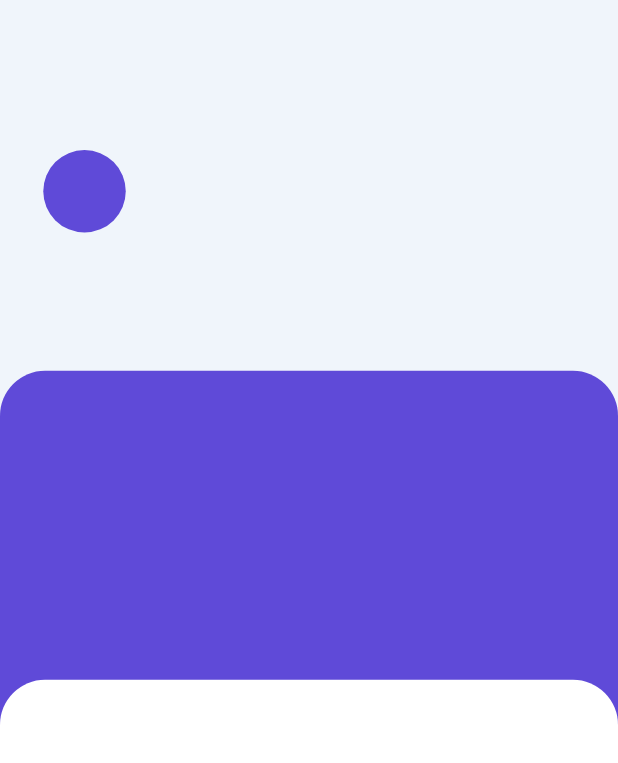
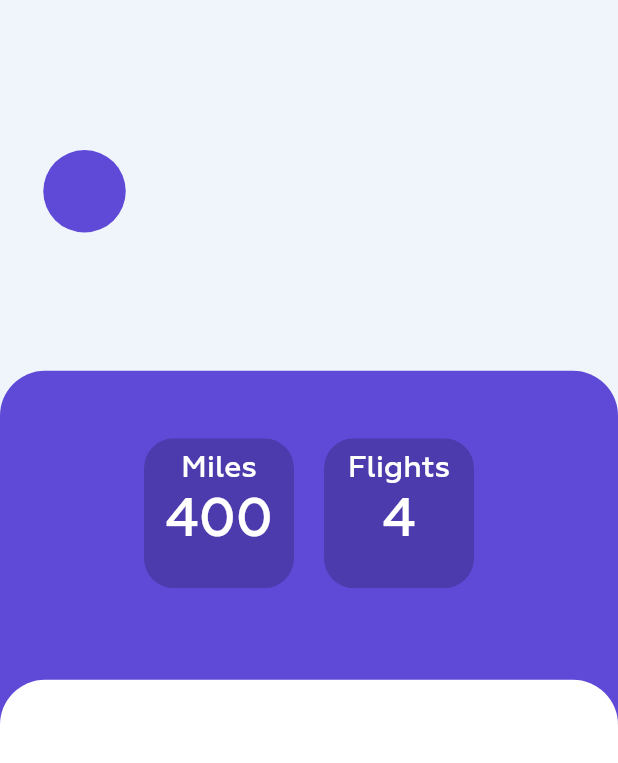
Before and after one commit to alx-alexpark/TAMUHACK2022, a Flutter app: the DashboardScreen screen opened directly, on a phone screen of 412 x 824 dp. Shown: the top 763 px of the screen. Run offline on Flutter 3.47's test engine with Material 2 defaults, Android fonts, the light colour scheme and no system bars; our stand-ins replace cloud_firestore, firebase_auth, firebase_core, flutter_calendar_carousel, google_maps_flutter, sliding_up_panel; missing offline and left inert: bottom_bar; accounts and stored records are empty; project files that could hold a hidden picture were left out.

Commit message:
Start on dashboard

```diff
--- a/lib/pages/dashboard.dart
+++ b/lib/pages/dashboard.dart
@@ -59,6 +59,7 @@ class DashboardScreen extends StatelessWidget {
                           Container(
                             width: size.width,
                             height: size.height * 0.8,
+                            alignment: Alignment.topCenter,
                             decoration: BoxDecoration(
                               color: Color(0xFF5F4AD8),
                               borderRadius: BorderRadius.only(
@@ -66,6 +67,72 @@ class DashboardScreen extends StatelessWidget {
                                 topRight: Radius.circular(30),
                               ),
                             ),
+                            child: Padding(
+                              padding: const EdgeInsets.only(top: 45),
+                              child: Row(
+                                mainAxisAlignment: MainAxisAlignment.center,
+                                crossAxisAlignment: CrossAxisAlignment.center,
+                                children: [
+                                  ClipRRect(
+                                    borderRadius: BorderRadius.all(Radius.circular(20)),
+                                    child: Container(
+                                      color: Color(0xFF4C3BAD),
+                                      height: 100,
+                                      width: 100,
+                                      child: Padding(
+                                        padding: const EdgeInsets.all(8.0),
+                                        child: Column(
+                                          children: [
+                                            Text(
+                                              "Miles",
+                                              style: TextStyle(
+                                                fontSize: 20,
+                                                color: Color(0xFFFFFFFF)
+                                              ),
+                                            ),
+                                            Text("400",
+                                              style: TextStyle(
+                                                fontSize: 35,
+                                                color: Color(0xFFFFFFFF)
+                                              )
+                                            )
+                                          ],
+                                        ),
+                                      )
+                                    ),
+                                  ),
+                                  SizedBox(width:20),
+                                  ClipRRect(
+                                    borderRadius: BorderRadius.all(Radius.circular(20)),
+                                    child: Container(
+                                      color: Color(0xFF4C3BAD),
+                                      height: 100,
+                                      width: 100,
+                                      child: Padding(
+                                        padding: const EdgeInsets.all(8.0),
+                                        child: Column(
+                                          children: [
+                                            Text(
+                                              "Flights",
+                                              style: TextStyle(
+                                                fontSize: 20,
+                                                color: Color(0xFFFFFFFF)
+                                              ),
+                                            ),
+                                            Text("4",
+                                              style: TextStyle(
+                                                fontSize: 35,
+                                                color: Color(0xFFFFFFFF)
+                                              )
+                                            )
+                                          ],
+                                        ),
+                                      )
+                                    ),
+                                  )
+                                ],
+                              ),
+                            )
                           ),
                           Positioned(
                             bottom: 0,
```
Also changed, not shown: lib/pages/pilot/find_flights/find_flights_tab.dart (added, +95 -0 lines), lib/pages/pilot/find_flights/find_flights_item.dart (renamed from lib/pages/pilot/find_flights/claimed_flights_item.dart).
